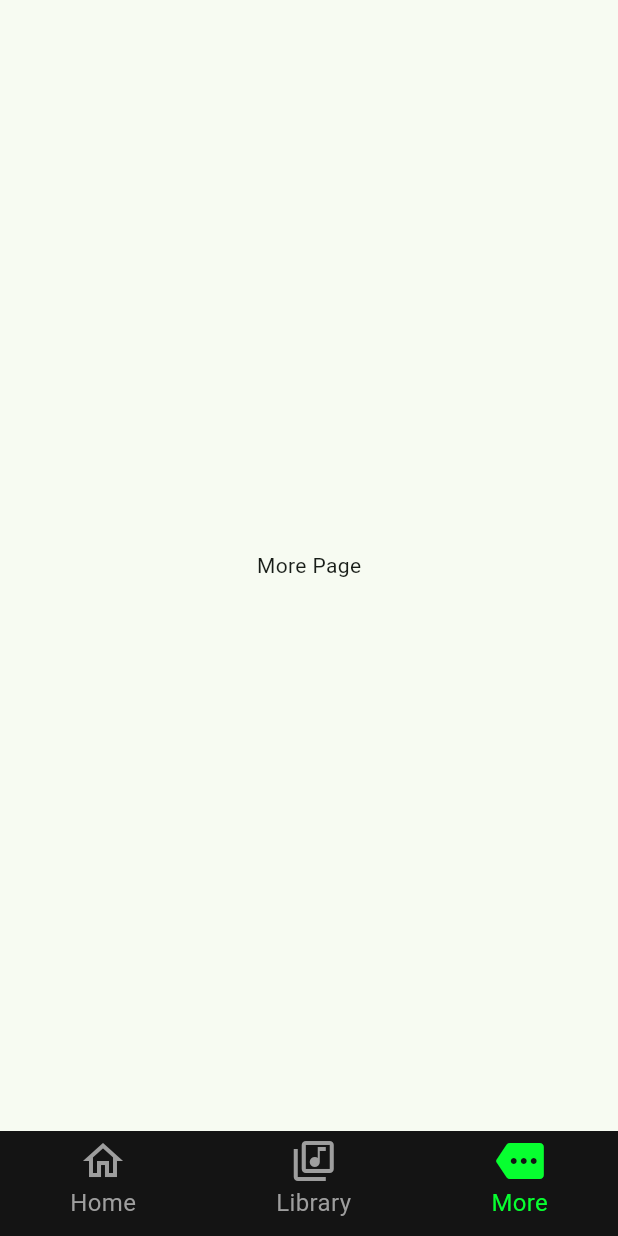
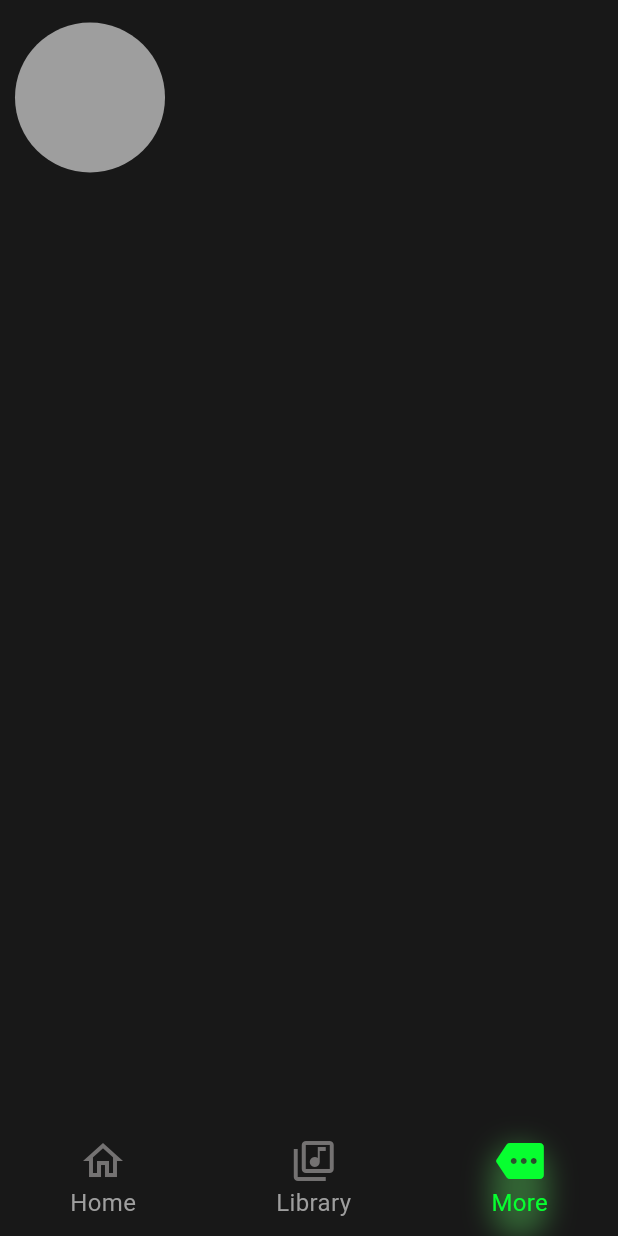
Before and after one commit to Leta-D/omni_codec, a Flutter app: the screen it shows after launch, item 3 of the bottom bar chosen, on a phone screen of 412 x 824 dp. Run offline on Flutter 3.47's test engine with Material 3 defaults, Android fonts, the phone set to English and light mode, and no system bars.

Commit message:
App main pages initial creation done

```diff
--- /dev/null
+++ b/lib/constants/app_colors.dart
@@ -0,0 +1,6 @@
+import 'package:flutter/material.dart';
+
+Color appBlackL(double opacity) => Color.fromRGBO(73, 73, 73, opacity);
+Color appBlack(double opacity) => Color.fromRGBO(24, 24, 24, opacity);
+Color appWhite(double opacity) => Color.fromRGBO(242, 242, 242, opacity);
+Color appGrey(double opacity) => const Color.fromARGB(255, 116, 114, 114);
--- a/lib/pages/home_page.dart
+++ b/lib/pages/home_page.dart
@@ -3,6 +3,9 @@ import 'package:flutter/material.dart';
 class HomePage extends StatelessWidget {
   @override
   Widget build(BuildContext context) {
-    return Center(child: Text("Home page"));
+    return Column(children: [
+
+      ],
+    );
   }
 }
--- a/lib/pages/main_page.dart
+++ b/lib/pages/main_page.dart
@@ -1,4 +1,5 @@
 import 'package:flutter/material.dart';
+import 'package:omni_codec_player/constants/app_colors.dart';
 import 'package:omni_codec_player/pages/home_page.dart';
 import 'package:omni_codec_player/pages/library_page.dart';
 import 'package:omni_codec_player/pages/more_page.dart';
@@ -33,23 +34,43 @@ class _MainPageState extends State<MainPage> {
   ];
 
   int _currentIndex = 0;
+  bool _isPressed = false;
   @override
   Widget build(BuildContext context) {
     return Scaffold(
+      backgroundColor: appBlack(1),
       body: _mainPages[_currentIndex]["target"],
       bottomNavigationBar: Container(
         height: 70,
-        color: const Color.fromARGB(255, 20, 20, 20),
+        color: Colors.transparent,
         child: Row(
           mainAxisAlignment: MainAxisAlignment.spaceAround,
           children: [
             for (var item in _mainPages)
-              Container(
+              AnimatedContainer(
+                duration: Duration(microseconds: 300),
                 margin: EdgeInsets.symmetric(vertical: 4),
+                decoration: BoxDecoration(
+                  color: Colors.transparent,
+                  borderRadius: BorderRadius.circular(20),
+                  boxShadow: !(_currentIndex == _mainPages.indexOf(item))
+                      ? []
+                      : [
+                          BoxShadow(
+                            color: Colors.green.withOpacity(0.5),
+                            offset: const Offset(0, 5),
+                            blurRadius: 15,
+                          ),
+                        ],
+                ),
                 child: InkWell(
+                  // onTapDown: (_) => setState(() => _isPressed = true),
+                  // onTapUp: (_) => setState(() => _isPressed = false),
+                  // onTapCancel: () => setState(() => _isPressed = false),
                   onTap: () => setState(() {
                     _currentIndex = _mainPages.indexOf(item);
                   }),
+
                   child: Column(
                     children: [
                       Icon(
@@ -58,7 +79,7 @@ class _MainPageState extends State<MainPage> {
                             : item["defaultIcon"],
                         color: (_currentIndex == _mainPages.indexOf(item))
                             ? const Color.fromARGB(255, 7, 255, 48)
-                            : Colors.grey,
+                            : appGrey(1),
                         size: 32,
                       ),
                       Text(
--- a/lib/pages/more_page.dart
+++ b/lib/pages/more_page.dart
@@ -20,6 +20,15 @@ class MorePage extends StatelessWidget {
 
   @override
   Widget build(BuildContext context) {
-    return Center(child: Text("More Page"));
+    return Padding(
+      padding: const EdgeInsets.symmetric(horizontal: 10.0, vertical: 15),
+      child: Column(
+        children: [
+          Row(
+            children: [CircleAvatar(radius: 50, backgroundColor: Colors.grey)],
+          ),
+        ],
+      ),
+    );
   }
 }
--- a/pubspec.yaml
+++ b/pubspec.yaml
@@ -58,9 +58,8 @@ flutter:
   uses-material-design: true
 
   # To add assets to your application, add an assets section, like this:
-  # assets:
-  #   - images/a_dot_burr.jpeg
-  #   - images/a_dot_ham.jpeg
+  assets:
+    - assets/image/omniCodec_logo.png
 
   # An image asset can refer to one or more resolution-specific "variants", see
   # https://flutter.dev/to/resolution-aware-images
```
Also changed, not shown: assets/image/omniCodec_logo.png (added).
